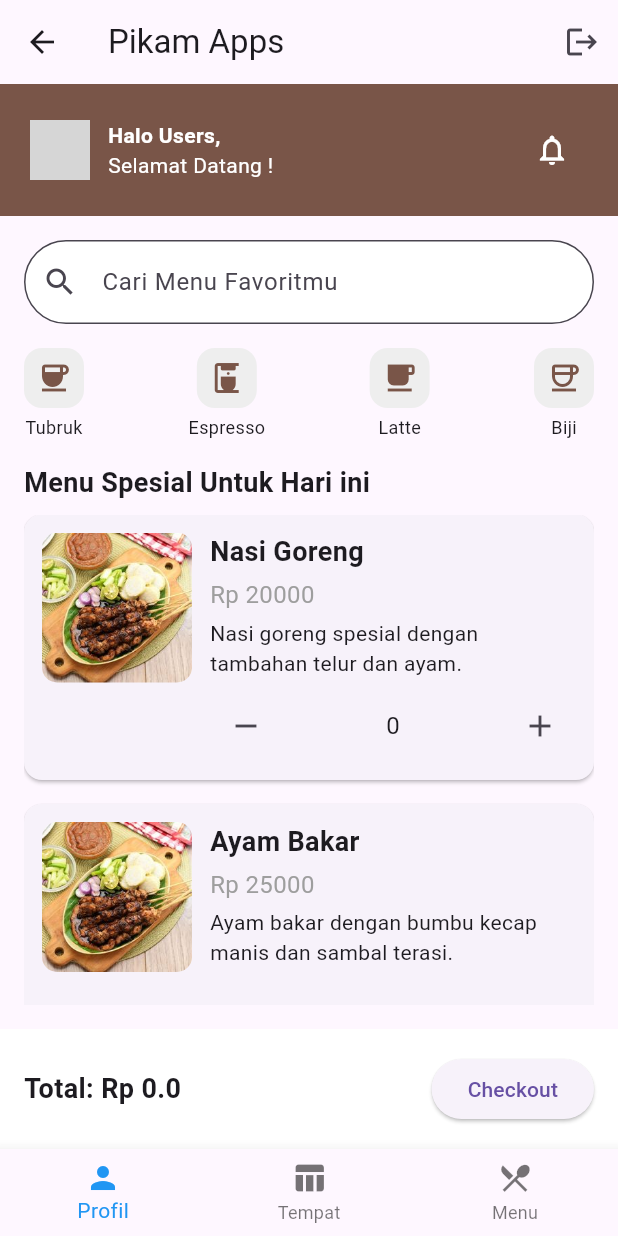
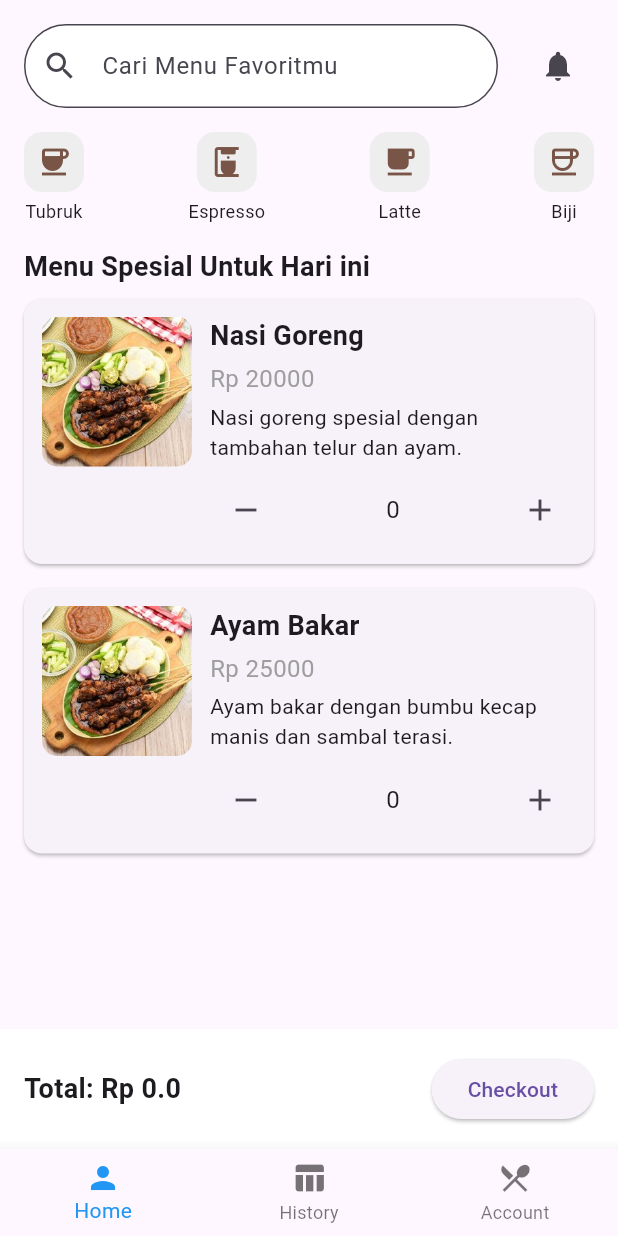
Before and after one commit to adjbims/pikam_frontend, a Flutter app: the HomeScreen screen opened by its route, on a phone screen of 412 x 824 dp. Run offline on Flutter 3.47's test engine with Material 3 defaults, Android fonts, the light colour scheme and no system bars; our stand-ins replace flutter_dotenv, shared_preferences; accounts and stored records are empty; grey boxes are pictures that could not be loaded.

Commit message:
update home

```diff
--- a/lib/main.dart
+++ b/lib/main.dart
@@ -31,7 +31,7 @@ class MyApp extends StatelessWidget {
         '/login': (context) => const LoginScreen(),
         '/register': (context) => const RegisterScreen(),
         '/home': (context) => const HomeScreen(),
-        '/dashboard': (context) => const CoffeeDashboard(),
+        // '/dashboard': (context) => const CoffeeDashboard(),
       },
     );
   }
--- a/lib/screens/profile_page.dart
+++ b/lib/screens/dashboard_page.dart
@@ -1,16 +1,16 @@
 import 'package:flutter/material.dart';
 import 'dart:convert';
 import 'package:flutter/services.dart' show rootBundle;
-import 'tempat_page.dart'; // Pastikan Anda memiliki TempatPage yang sudah didefinisikan
+import 'tempat_page.dart';
 
-class ProfilePage extends StatefulWidget {
-  const ProfilePage({Key? key}) : super(key: key);
+class DashboardPage extends StatefulWidget {
+  const DashboardPage({Key? key}) : super(key: key);
 
   @override
-  _ProfilePageState createState() => _ProfilePageState();
+  _DashboardPageState createState() => _DashboardPageState();
 }
 
-class _ProfilePageState extends State<ProfilePage> {
+class _DashboardPageState extends State<DashboardPage> {
   List<Map<String, dynamic>> _specialMenuData = [];
   double _totalPrice = 0.0; // Variable untuk total harga keranjang
 
@@ -52,7 +52,6 @@ class _ProfilePageState extends State<ProfilePage> {
       body: SafeArea(
         child: Column(
           children: [
-            _buildAppBar(),
             _buildSearchBar(),
             _buildCategoryIcons(),
             Expanded(child: _buildMenuSpecial()),
@@ -63,43 +62,12 @@ class _ProfilePageState extends State<ProfilePage> {
     );
   }
 
-  Widget _buildAppBar() {
-    return Container(
-      padding: const EdgeInsets.all(20.0),
-      color: Colors.brown,
-      child: Row(
-        mainAxisAlignment: MainAxisAlignment.spaceBetween,
-        children: [
-          Row(
-            children: [
-              const CircleAvatar(
-                backgroundImage: AssetImage('assets/profile_pic.png'),
-              ),
-              const SizedBox(width: 12),
-              Column(
-                crossAxisAlignment: CrossAxisAlignment.start,
-                children: const [
-                  Text('Halo Users,',
-                      style: TextStyle(
-                          color: Colors.white, fontWeight: FontWeight.bold)),
-                  Text('Selamat Datang !',
-                      style: TextStyle(color: Colors.white)),
-                ],
-              ),
-            ],
-          ),
-          IconButton(
-            icon: const Icon(Icons.notifications_none, color: Colors.white),
-            onPressed: () {},
-          ),
-        ],
-      ),
-    );
-  }
-
   Widget _buildSearchBar() {
     return Padding(
       padding: const EdgeInsets.all(16.0),
+      child: Row(
+        children: [
+          Expanded(
             child: TextField(
               decoration: InputDecoration(
                 hintText: 'Cari Menu Favoritmu',
@@ -110,6 +78,16 @@ class _ProfilePageState extends State<ProfilePage> {
                 filled: true,
                 fillColor: Colors.white,
               ),
+            ),
+          ),
+          const SizedBox(width: 16),
+          IconButton(
+            icon: const Icon(Icons.notifications),
+            onPressed: () {
+              // Tambahkan aksi untuk ikon lonceng
+            },
+          ),
+        ],
       ),
     );
   }
--- a/lib/screens/home_screen.dart
+++ b/lib/screens/home_screen.dart
@@ -1,5 +1,5 @@
 import 'package:flutter/material.dart';
-import 'profile_page.dart';
+import 'dashboard_page.dart';
 import 'tempat_page.dart';
 import 'menu_page.dart';
 import 'package:shared_preferences/shared_preferences.dart';
@@ -16,12 +16,12 @@ class _HomeScreenState extends State<HomeScreen> {
 
   // Daftar halaman yang akan ditampilkan di masing-masing tab
   static const List<Widget> _pages = <Widget>[
-    ProfilePage(),
+    DashboardPage(),
     TempatPage(),
     MenuPage(),
   ];
 
-  // Fungsi untuk mengganti halaman sesuai dengan tab yang dipilih
+
   void _onItemTapped(int index) {
     setState(() {
       _selectedIndex = index;
@@ -42,36 +42,25 @@ class _HomeScreenState extends State<HomeScreen> {
   @override
   Widget build(BuildContext context) {
     return Scaffold(
-      appBar: AppBar(
-        title: const Text('Pikam Apps'),
-        actions: [
-          // Tombol Logout di AppBar
-          IconButton(
-            icon: const Icon(Icons.logout),
-            onPressed: _logout, // Ketika tombol logout ditekan
-          ),
-        ],
-      ),
-      body:
-          _pages[_selectedIndex], // Menampilkan halaman sesuai dengan index tab
+      body: _pages[_selectedIndex], // Menampilkan halaman sesuai dengan index tab
       bottomNavigationBar: BottomNavigationBar(
         items: const <BottomNavigationBarItem>[
           BottomNavigationBarItem(
             icon: Icon(Icons.person),
-            label: 'Profil',
+            label: 'Home',
           ),
           BottomNavigationBarItem(
             icon: Icon(Icons.table_chart),
-            label: 'Tempat',
+            label: 'History',
           ),
           BottomNavigationBarItem(
             icon: Icon(Icons.restaurant_menu),
-            label: 'Menu',
+            label: 'Account',
           ),
         ],
-        currentIndex: _selectedIndex, // Menunjukkan tab yang aktif
-        selectedItemColor: Colors.blue, // Warna tab yang aktif
-        onTap: _onItemTapped, // Mengganti halaman saat tab dipilih
+        currentIndex: _selectedIndex,
+        selectedItemColor: Colors.blue,
+        onTap: _onItemTapped,
       ),
     );
   }
--- a/lib/screens/onboarding/onboarding3.dart
+++ b/lib/screens/onboarding/onboarding3.dart
@@ -61,7 +61,7 @@ class Onboarding3Screen extends StatelessWidget {
                         ),
                         ElevatedButton.icon(
                           onPressed: () {
-                            Navigator.pushNamed(context, '/login');
+                            Navigator.pushNamed(context, '/home');
                           },
                           style: ElevatedButton.styleFrom(
                             backgroundColor: Colors.brown, // Warna tombol
--- a/pubspec.yaml
+++ b/pubspec.yaml
@@ -63,6 +63,12 @@ flutter:
     assets:
         #   - images/a_dot_burr.jpeg
         #   - images/a_dot_ham.jpeg
+
+        - assets/images/disc/layer1.png
+        - assets/images/disc/layer2.png
+        - assets/images/disc/layer3.png
+
+
         - assets/images/logo-pikam.png
         - assets/images/jusjeruk.jpeg
         - assets/images/onb1.png
```
Also changed, not shown: lib/screens/dashboard_screen.dart (deleted, +0 -286 lines), assets/images/disc/layer1.png (added), assets/images/disc/layer2.png (added), assets/images/disc/layer3.png (added), 1 other file. Lines whose indentation alone changed are shown as unchanged.
